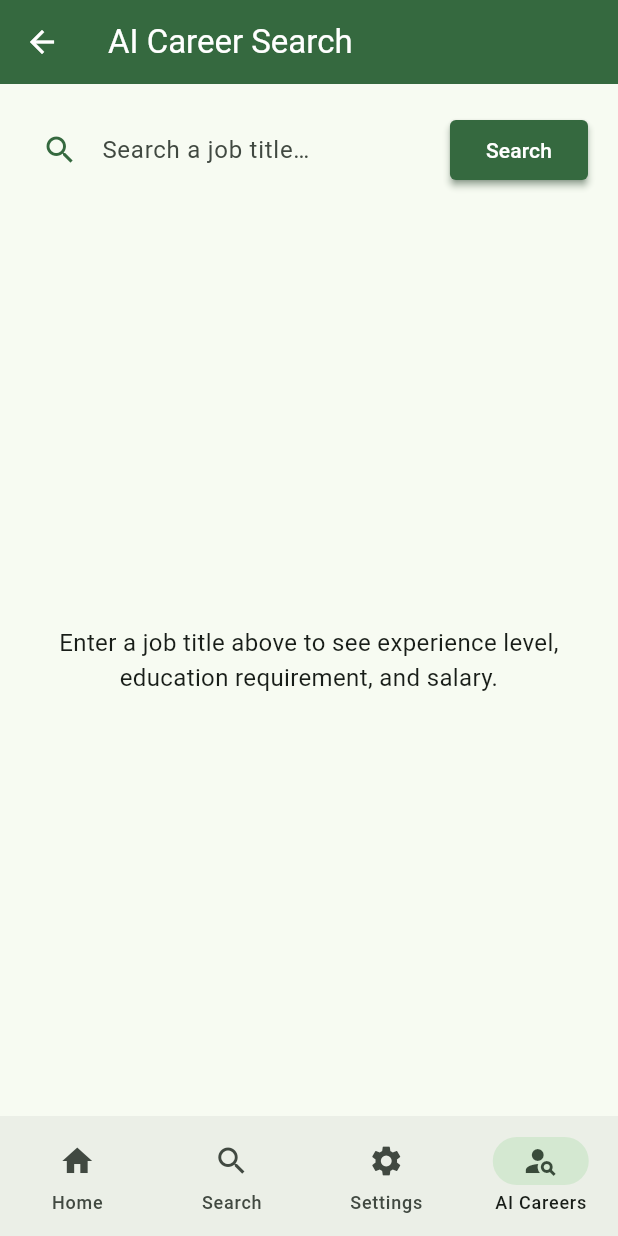
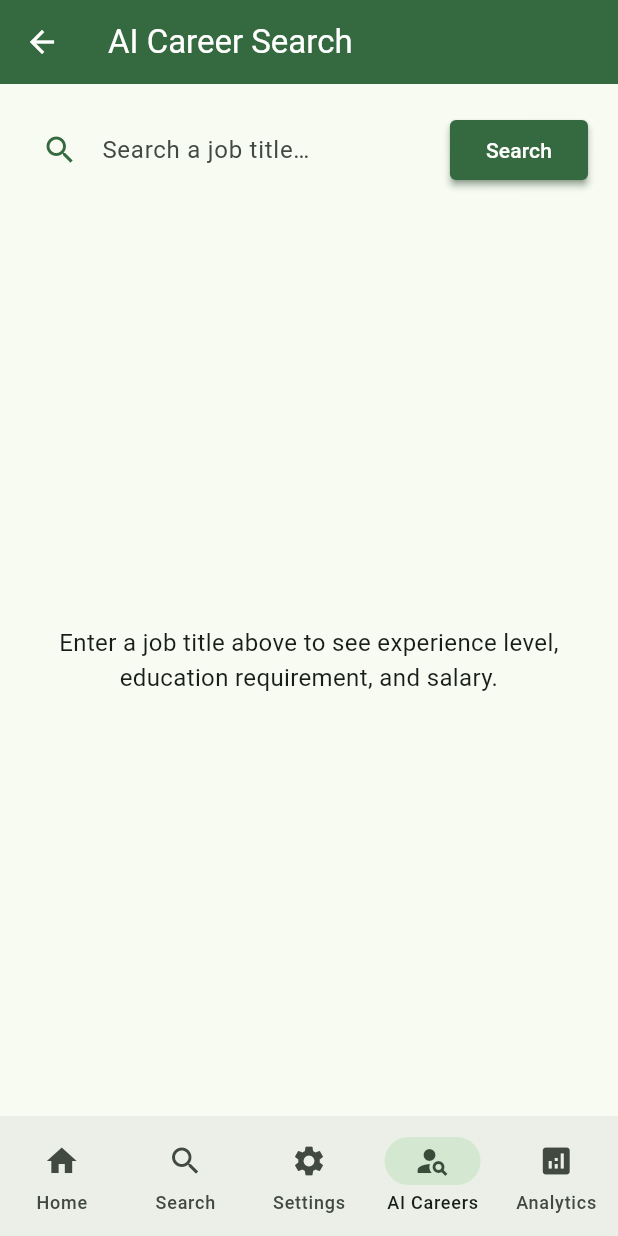
Before and after one commit to ZBramblett/Jobs-Market-and-Salaries-Application, a Flutter app: the MainScreen screen opened by its route, item 4 of the bottom bar chosen, on a phone screen of 412 x 824 dp. Run offline on Flutter 3.47's test engine with Material 3 defaults, Android fonts, the phone set to English and light mode, and no system bars; our stand-ins replace firebase_auth, firebase_core, fl_chart, google_sign_in; accounts and stored records are empty.

Commit message:
Added navigation to analytics page

```diff
--- a/lib/main.dart
+++ b/lib/main.dart
@@ -1,3 +1,4 @@
+import 'package:finalexam_salaries/model/graphics_model.dart';
 import 'package:finalexam_salaries/view/login_screen.dart';
 import 'package:finalexam_salaries/view/signup_screen.dart';
 import 'package:flutter/material.dart';
@@ -6,6 +7,7 @@ import 'package:finalexam_salaries/view/homepage.dart';
 import 'package:finalexam_salaries/view/searchpage.dart';
 import 'package:finalexam_salaries/view/settingspage.dart';
 import 'package:finalexam_salaries/view/AICareerPage.dart';
+import 'package:finalexam_salaries/view/graphics_page.dart';
 
 
 void main() async {
@@ -66,6 +68,7 @@ class _MainScreenState extends State<MainScreen> {
     const SearchPage(),
     const SettingsPage(),
     const AICareerPage(),
+    const GraphicsPageScreen(),
   ];
 
   @override
@@ -84,6 +87,7 @@ class _MainScreenState extends State<MainScreen> {
           NavigationDestination(icon: Icon(Icons.search), label: 'Search'),
           NavigationDestination(icon: Icon(Icons.settings), label: 'Settings'),
           NavigationDestination(icon: Icon(Icons.person_search), label: 'AI Careers'),
+          NavigationDestination(icon: Icon(Icons.analytics), label: 'Analytics')
 
         ],
       ),
```
